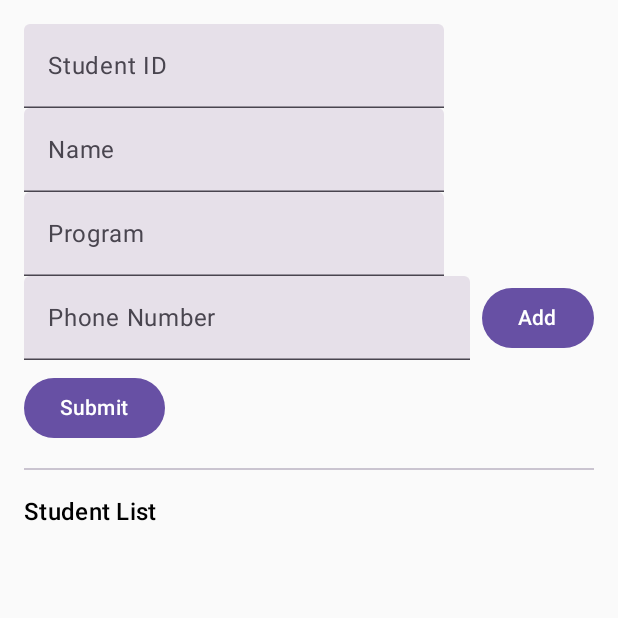
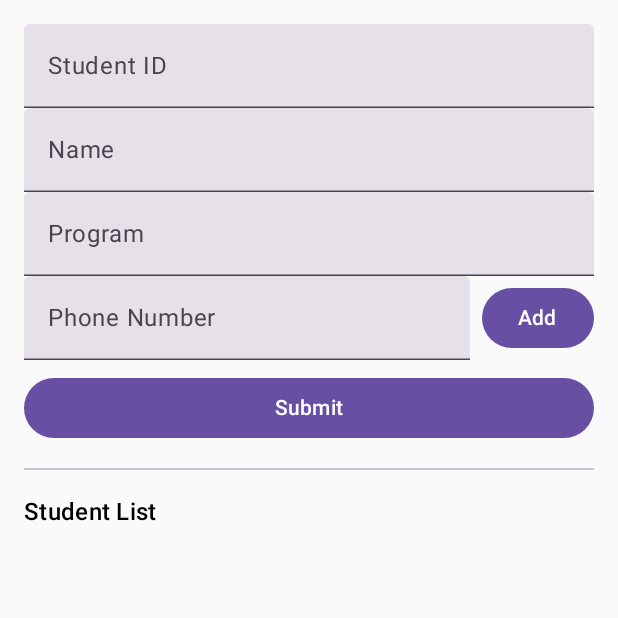
Before and after one commit to khalebandhyka/66721_MAPModulWeek8, an Android app built with Jetpack Compose: the screen it shows after launch (MainActivity), after a tap on "Submit", on a phone screen of 412 x 824 dp, the top half of it. Run offline under Robolectric (Android 15) with nearby library versions, the phone set to English and light mode, and no system bars; our stand-ins replace Firebase (no records; nobody signed in at launch, a user with empty details on screens opened directly).

Commit message:
Check Point Akhir (Tugas) Modul Week 8

```diff
--- a/app/src/main/java/com/example/firebaseapp/Student.kt
+++ b/app/src/main/java/com/example/firebaseapp/Student.kt
@@ -3,6 +3,5 @@ package com.example.firebaseapp
 data class Student(
     val id: String = "",
     val name: String = "",
-    val program: String = "",
-    val phones: List<String> = emptyList()
+    val program: String = ""
 )
--- a/app/src/main/java/com/example/firebaseapp/StudentRegistrationScreen.kt
+++ b/app/src/main/java/com/example/firebaseapp/StudentRegistrationScreen.kt
@@ -11,22 +11,39 @@ import androidx.compose.ui.unit.dp
 import androidx.lifecycle.viewmodel.compose.viewModel
 
 @Composable
-fun StudentRegistrationScreen(viewModel: StudentViewModel =
-                                  viewModel()) {
+fun StudentRegistrationScreen(viewModel: StudentViewModel = viewModel()) {
     var studentId by remember { mutableStateOf("") }
     var name by remember { mutableStateOf("") }
     var program by remember { mutableStateOf("") }
     var currentPhone by remember { mutableStateOf("") }
     var phoneList by remember { mutableStateOf(listOf<String>()) }
-    Column(modifier = Modifier
+
+    Column(
+        modifier = Modifier
             .padding(16.dp)
-        .fillMaxSize()) {
-        TextField(value = studentId, onValueChange = { studentId = it },
-            label = { Text("Student ID") })
-        TextField(value = name, onValueChange = { name = it }, label = {
-            Text("Name") })
-        TextField(value = program, onValueChange = { program = it },
-            label = { Text("Program") })
+            .fillMaxSize()
+    ) {
+        TextField(
+            value = studentId,
+            onValueChange = { studentId = it },
+            label = { Text("Student ID") },
+            modifier = Modifier.fillMaxWidth()
+        )
+
+        TextField(
+            value = name,
+            onValueChange = { name = it },
+            label = { Text("Name") },
+            modifier = Modifier.fillMaxWidth()
+        )
+
+        TextField(
+            value = program,
+            onValueChange = { program = it },
+            label = { Text("Program") },
+            modifier = Modifier.fillMaxWidth()
+        )
+
         Row(verticalAlignment = Alignment.CenterVertically) {
             TextField(
                 value = currentPhone,
@@ -34,48 +51,53 @@ fun StudentRegistrationScreen(viewModel: StudentViewModel =
                 label = { Text("Phone Number") },
                 modifier = Modifier.weight(1f)
             )
-            Button(onClick = {
+            Button(
+                onClick = {
                     if (currentPhone.isNotBlank()) {
                         phoneList = phoneList + currentPhone
                         currentPhone = ""
                     }
-            }, modifier = Modifier.padding(start = 8.dp)) {
+                },
+                modifier = Modifier.padding(start = 8.dp)
+            ) {
                 Text("Add")
             }
         }
+
         if (phoneList.isNotEmpty()) {
-            Text("Phone Numbers:", style =
-            MaterialTheme.typography.labelLarge)
+            Text("Phone Numbers:", style = MaterialTheme.typography.labelLarge)
             phoneList.forEach {
                 Text("- $it")
             }
         }
-        Button(onClick = {
-            viewModel.addStudent(Student(studentId, name, program,
-                phoneList))
+
+        Button(
+            onClick = {
+                if (studentId.isNotBlank() && name.isNotBlank() && program.isNotBlank()) {
+                    viewModel.addStudent(Student(studentId, name, program), phoneList)
                     studentId = ""
                     name = ""
                     program = ""
                     phoneList = listOf()
-        }, modifier = Modifier.padding(top = 8.dp)) {
+                }
+            },
+            modifier = Modifier
+                .padding(top = 8.dp)
+                .fillMaxWidth()
+        ) {
             Text("Submit")
         }
+
         Divider(modifier = Modifier.padding(vertical = 16.dp))
-        Text("Student List", style =
-        MaterialTheme.typography.titleMedium)
+
+        Text("Student List", style = MaterialTheme.typography.titleMedium)
+
         LazyColumn {
             items(viewModel.students) { student ->
                 Column(modifier = Modifier.padding(8.dp)) {
                     Text("ID: ${student.id}")
                     Text("Name: ${student.name}")
                     Text("Program: ${student.program}")
-                    if (student.phones.isNotEmpty()) {
-                        Text("Phones:")
-                        student.phones.forEach {
-                            Text("- $it", style =
-                            MaterialTheme.typography.bodySmall)
-                        }
-                    }
                     Divider()
                 }
             }
```
Also changed, not shown: app/src/main/java/com/example/firebaseapp/StudentViewModel.kt (+26 -12 lines). Lines whose indentation alone changed are shown as unchanged.
